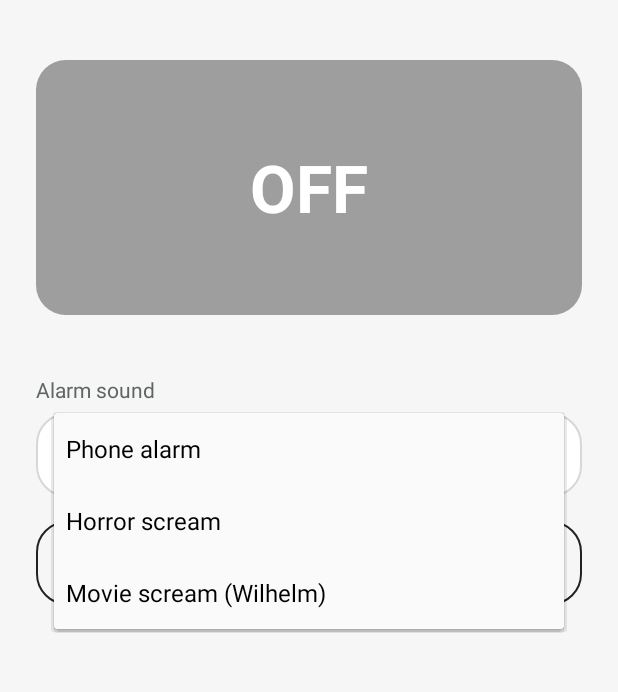
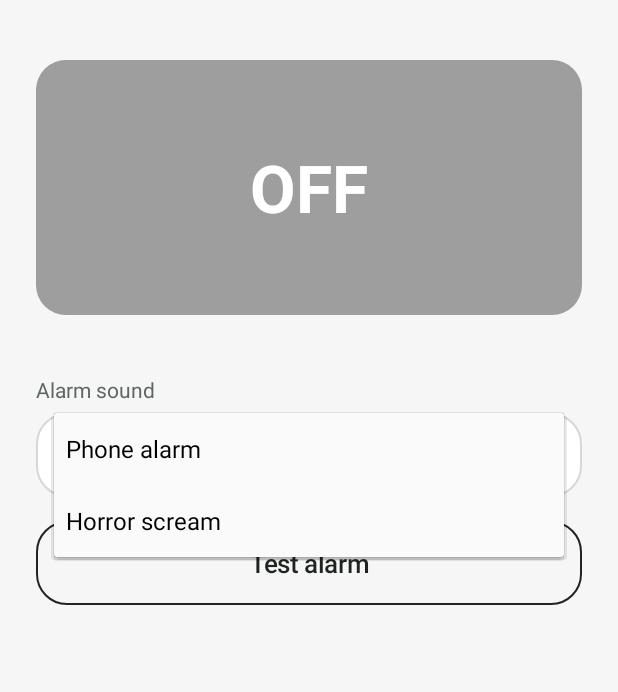
Before and after one commit to MeghnaNatraj/h1b-appointment-watcher, an Android app: the screen it shows after launch (MainActivity), after a tap on "Phone alarm", on a phone screen of 412 x 824 dp, the part 145-837 px from its top. Run offline under Robolectric (Android 15) with nearby library versions, the phone set to English and light mode, and no system bars.

Commit message:
Remove the Wilhelm scream alarm sound
Co-Authored-By: Claude Opus 5.5 <noreply@anthropic.com>

```diff
--- a/android-app/app/src/main/java/com/meghna/visaalarm/Alarm.java
+++ b/android-app/app/src/main/java/com/meghna/visaalarm/Alarm.java
@@ -110,8 +110,6 @@ final class Alarm {
         switch (Prefs.sound(app)) {
             case "scream":
                 return Uri.parse("android.resource://" + app.getPackageName() + "/" + R.raw.scream);
-            case "wilhelm":
-                return Uri.parse("android.resource://" + app.getPackageName() + "/" + R.raw.wilhelm);
             case "vastuguna":
             case "pinkblush":
                 int clip = personalClip(app, Prefs.sound(app));
--- a/android-app/app/src/main/java/com/meghna/visaalarm/MainActivity.java
+++ b/android-app/app/src/main/java/com/meghna/visaalarm/MainActivity.java
@@ -36,8 +36,8 @@ public class MainActivity extends Activity {
     private static final int INK = Color.parseColor("#1F2421");
     private static final int MUTED = Color.parseColor("#5F6661");
     private static final int LINE = Color.parseColor("#D5D9D6");
-    private static final String[] SOUND_KEYS = {"alarm", "scream", "wilhelm", "vastuguna", "pinkblush"};
-    private static final String[] SOUND_LABELS = {"Phone alarm", "Horror scream", "Movie scream (Wilhelm)", "Vastuguna huiya", "Pink Blush (Dolly Babe)"};
+    private static final String[] SOUND_KEYS = {"alarm", "scream", "vastuguna", "pinkblush"};
+    private static final String[] SOUND_LABELS = {"Phone alarm", "Horror scream", "Vastuguna huiya", "Pink Blush (Dolly Babe)"};
 
     private TextView onOff;
     private boolean starting; // walking through the permission prompts after turning it on
@@ -87,11 +87,11 @@ public class MainActivity extends Activity {
         root.addView(soundLabel, new LinearLayout.LayoutParams(
                 LinearLayout.LayoutParams.MATCH_PARENT, LinearLayout.LayoutParams.WRAP_CONTENT));
 
-        // The personal clips (the first three choices are built in) only show when this build includes them.
+        // The personal clips (the first two choices are built in) only show when this build includes them.
         List<String> keys = new ArrayList<>();
         List<String> names = new ArrayList<>();
         for (int i = 0; i < SOUND_KEYS.length; i++) {
-            if (i < 3 || Alarm.personalClip(this, SOUND_KEYS[i]) != 0) {
+            if (i < 2 || Alarm.personalClip(this, SOUND_KEYS[i]) != 0) {
                 keys.add(SOUND_KEYS[i]);
                 names.add(SOUND_LABELS[i]);
             }
--- a/android-app/app/src/main/java/com/meghna/visaalarm/Prefs.java
+++ b/android-app/app/src/main/java/com/meghna/visaalarm/Prefs.java
@@ -42,7 +42,7 @@ final class Prefs {
         sp(c).edit().putString("last_id", id).apply();
     }
 
-    /** Alarm sound: "alarm" (the phone's own alarm sound), "scream", "wilhelm", "vastuguna" or "pinkblush". */
+    /** Alarm sound: "alarm" (the phone's own alarm sound), "scream", "vastuguna" or "pinkblush". */
     static String sound(Context c) {
         return sp(c).getString("sound", "alarm");
     }
```
Also changed, not shown: 3 other files.
